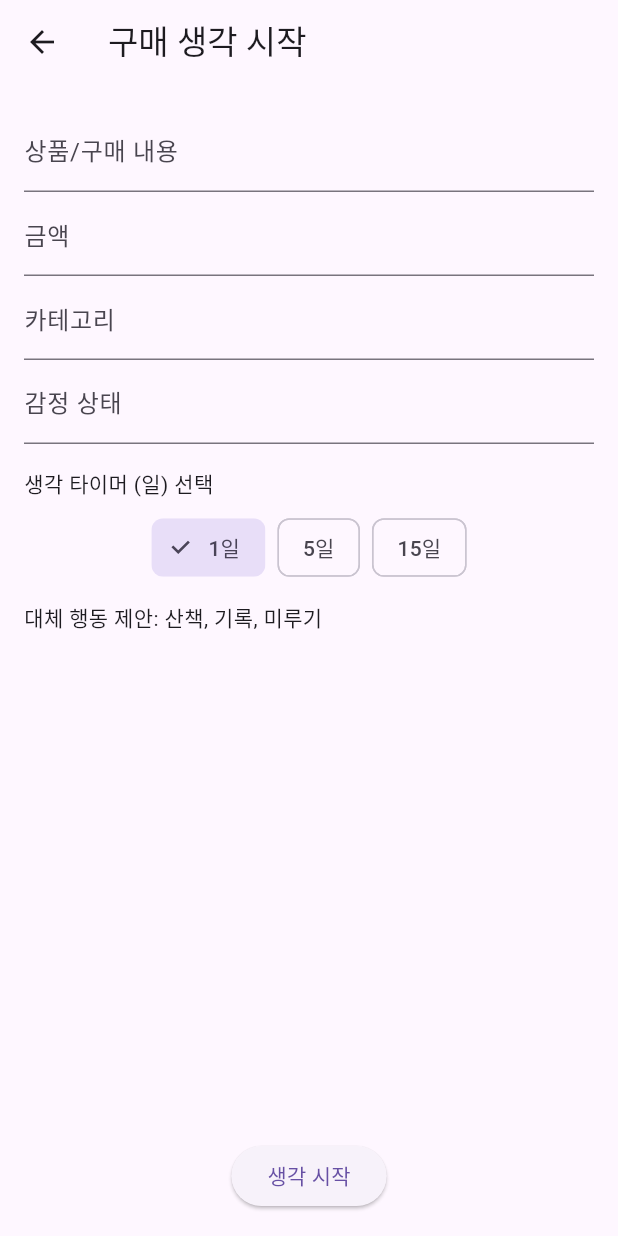
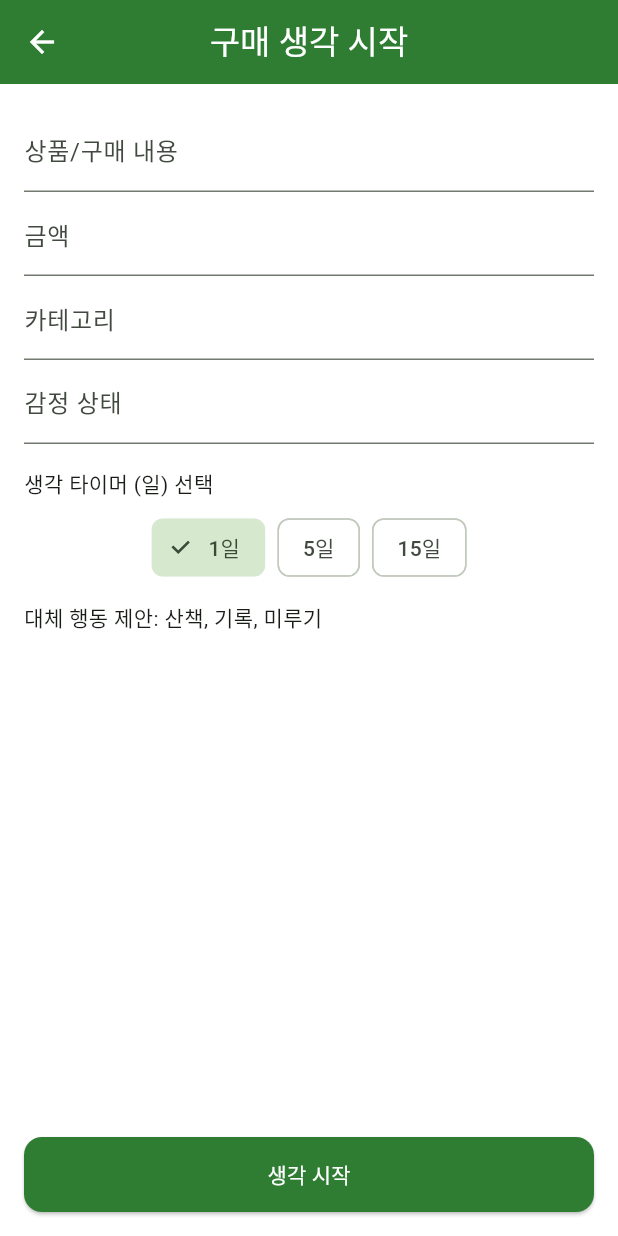
Before and after one commit to kimhyunseo/tum, a Flutter app: the screen it shows after launch, after a tap on "구매 생각 시작하기", on a phone screen of 412 x 824 dp. Run offline on Flutter 3.47's test engine with Material 3 defaults, Android fonts, the phone set to English and light mode, and no system bars; our stand-ins replace firebase_core, fl_chart, flutter_local_notifications, flutter_riverpod, flutter_timezone, image_picker and 3 more; missing offline and left inert: receive_sharing_intent; accounts and stored records are empty; network calls fail; statements that could not run were skipped.

Commit message:
한국어: 초록색 테마 및 UI/UX 디자인 개선

```diff
--- a/tum/lib/main.dart
+++ b/tum/lib/main.dart
@@ -16,9 +16,44 @@ class MyApp extends StatelessWidget {
   @override
   Widget build(BuildContext context) {
     return MaterialApp(
-      title: 'tum - Save & Think',
+      title: 'T.U.M - Save & Think',
+      debugShowCheckedModeBanner: false,
       theme: ThemeData(
-        primarySwatch: Colors.blue,
+        useMaterial3: true,
+        colorScheme: ColorScheme.fromSeed(
+          seedColor: const Color(0xFF2E7D32), // Forest Green
+          primary: const Color(0xFF2E7D32),
+          secondary: const Color(0xFF81C784),
+          surface: Colors.white,
+          brightness: Brightness.light,
+        ),
+        appBarTheme: const AppBarTheme(
+          centerTitle: true,
+          backgroundColor: Color(0xFF2E7D32),
+          foregroundColor: Colors.white,
+          elevation: 0,
+        ),
+        cardTheme: CardTheme(
+          elevation: 2,
+          shape: RoundedRectangleBorder(borderRadius: BorderRadius.circular(16)),
+          color: const Color(0xFFF1F8E9), // Very light green
+        ),
+        elevatedButtonTheme: ElevatedButtonThemeData(
+          style: ElevatedButton.styleFrom(
+            backgroundColor: const Color(0xFF2E7D32),
+            foregroundColor: Colors.white,
+            minimumSize: const Size(double.infinity, 50),
+            shape: RoundedRectangleBorder(borderRadius: BorderRadius.circular(12)),
+          ),
+        ),
+        outlinedButtonTheme: OutlinedButtonThemeData(
+          style: OutlinedButton.styleFrom(
+            foregroundColor: const Color(0xFF2E7D32),
+            side: const BorderSide(color: Color(0xFF2E7D32)),
+            minimumSize: const Size(double.infinity, 50),
+            shape: RoundedRectangleBorder(borderRadius: BorderRadius.circular(12)),
+          ),
+        ),
       ),
       home: const TumRootPage(),
     );
--- a/tum/lib/src/features/tum/ui/home_page.dart
+++ b/tum/lib/src/features/tum/ui/home_page.dart
@@ -40,68 +40,94 @@ class _HomePageState extends ConsumerState<HomePage> {
     return Scaffold(
       appBar: AppBar(title: const Text('T.U.M')),
       body: ListView(
-        padding: const EdgeInsets.all(16),
+        padding: const EdgeInsets.symmetric(horizontal: 16, vertical: 20),
         children: [
+          const Text('지출 요약', style: TextStyle(fontSize: 18, fontWeight: FontWeight.bold)),
+          const SizedBox(height: 12),
           _summaryCard(
             title: '이번 달 지출',
             value: '${totalSpent.toStringAsFixed(0)}원',
-            subtitle: '목표(주/월): ${goal.weeklyLimit} / ${goal.monthlyLimit}',
+            subtitle: '목표: ${goal.monthlyLimit}원',
+            color: const Color(0xFFC8E6C9),
           ),
           const SizedBox(height: 12),
           _summaryCard(
-            title: '오늘의 구매 기록',
-            value: '${records.length}건',
-            subtitle: '생각 중 ${thinking.length}건',
+            title: '생각 중인 항목',
+            value: '${thinking.length}건',
+            subtitle: '총 ${records.length}건의 시도',
+            color: const Color(0xFFE8F5E9),
           ),
-          const SizedBox(height: 16),
-          const Text('오늘 생각 중인 목록', style: TextStyle(fontWeight: FontWeight.bold)),
-          const SizedBox(height: 8),
+          const SizedBox(height: 24),
+          const Text('오늘 생각 중인 목록', style: TextStyle(fontSize: 18, fontWeight: FontWeight.bold)),
+          const SizedBox(height: 12),
           if (thinking.isEmpty)
-            const Text('생각 중인 항목이 없습니다.'),
+            const Card(
+              child: Padding(
+                padding: EdgeInsets.all(20),
+                child: Center(child: Text('지금은 비어있어요. 새로운 생각을 시작해볼까요?')),
+              ),
+            ),
           for (final r in thinking)
-            ListTile(
-              contentPadding: EdgeInsets.zero,
-              title: Text(r.title),
-              subtitle: Text('남은 기간: ${_daysLeft(r.thinkUntil)}일'),
-              trailing: Text(r.category),
-            ),
-          const SizedBox(height: 16),
-          const Text('오늘의 제안: 구매 전에 5분만 더 생각해봐요'),
-          const SizedBox(height: 12),
-          ElevatedButton(
+            _thinkingItemCard(r),
+          const SizedBox(height: 24),
+          ElevatedButton.icon(
             onPressed: () => Navigator.push(
               context,
               MaterialPageRoute(builder: (_) => const PurchaseAttemptPage()),
             ),
-            child: const Text('구매 생각 시작하기'),
+            icon: const Icon(Icons.add),
+            label: const Text('구매 생각 시작하기'),
           ),
-          const SizedBox(height: 8),
-          OutlinedButton(
+          const SizedBox(height: 12),
+          OutlinedButton.icon(
             onPressed: () => Navigator.push(
               context,
               MaterialPageRoute(builder: (_) => const LinkInputPage()),
             ),
-            child: const Text('링크로 빠르게 추가'),
+            icon: const Icon(Icons.link),
+            label: const Text('링크로 빠르게 추가'),
           )
         ],
       ),
     );
   }
 
-  Widget _summaryCard({required String title, required String value, required String subtitle}) {
+  Widget _summaryCard({
+    required String title,
+    required String value,
+    required String subtitle,
+    required Color color,
+  }) {
     return Card(
+      color: color,
       child: Padding(
-        padding: const EdgeInsets.all(12),
+        padding: const EdgeInsets.all(16),
         child: Column(
           crossAxisAlignment: CrossAxisAlignment.start,
           children: [
-            Text(title, style: const TextStyle(fontWeight: FontWeight.bold)),
-            const SizedBox(height: 6),
-            Text(value, style: const TextStyle(fontSize: 20)),
+            Text(title, style: const TextStyle(fontWeight: FontWeight.bold, color: Color(0xFF1B5E20))),
+            const SizedBox(height: 8),
+            Text(value, style: const TextStyle(fontSize: 24, fontWeight: FontWeight.bold, color: Color(0xFF2E7D32))),
             const SizedBox(height: 4),
-            Text(subtitle),
+            Text(subtitle, style: const TextStyle(color: Color(0xFF388E3C))),
           ],
         ),
+      ),
+    );
+  }
+
+  Widget _thinkingItemCard(PurchaseRecord r) {
+    final days = _daysLeft(r.thinkUntil);
+    return Card(
+      margin: const EdgeInsets.only(bottom: 12),
+      child: ListTile(
+        leading: CircleAvatar(
+          backgroundColor: const Color(0xFF81C784),
+          child: Text(days.toString(), style: const TextStyle(color: Colors.white)),
+        ),
+        title: Text(r.title, style: const TextStyle(fontWeight: FontWeight.bold)),
+        subtitle: Text('D-$days일 | ${r.category}'),
+        trailing: const Icon(Icons.chevron_right),
       ),
     );
   }
```
